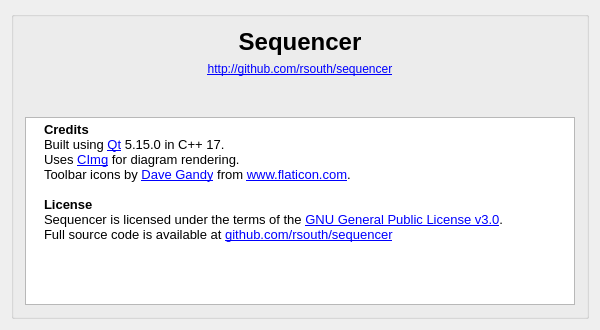
rsouth/sequencer, file Sequencer/AboutDialog.ui: the form before one commit.
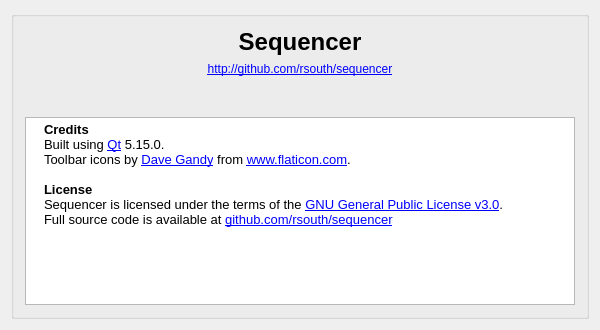
The form after the commit.

Commit message: [SEQ-72] Remove CImg from About dialog

Diff of the .ui file:
```diff
--- a/Sequencer/AboutDialog.ui
+++ b/Sequencer/AboutDialog.ui
@@ -103,8 +103,7 @@
 p, li { white-space: pre-wrap; }
 &lt;/style&gt;&lt;/head&gt;&lt;body style=&quot; font-family:'MS Shell Dlg 2'; font-size:10pt; font-weight:400; font-style:normal;&quot;&gt;
 &lt;p style=&quot; margin-top:0px; margin-bottom:0px; margin-left:14px; margin-right:29px; -qt-block-indent:0; text-indent:0px; background-color:#ffffff;&quot;&gt;&lt;span style=&quot; font-weight:600; background-color:#ffffff;&quot;&gt;Credits&lt;/span&gt;&lt;/p&gt;
-&lt;p style=&quot; margin-top:0px; margin-bottom:0px; margin-left:14px; margin-right:29px; -qt-block-indent:0; text-indent:0px; background-color:#ffffff;&quot;&gt;&lt;span style=&quot; background-color:#ffffff;&quot;&gt;Built using &lt;/span&gt;&lt;a href=&quot;https://www.qt.io/&quot;&gt;&lt;span style=&quot; text-decoration: underline; color:#0000ff;&quot;&gt;Qt&lt;/span&gt;&lt;/a&gt;&lt;span style=&quot; background-color:#ffffff;&quot;&gt; 5.15.0 in C++ 17.&lt;/span&gt;&lt;/p&gt;
-&lt;p style=&quot; margin-top:0px; margin-bottom:0px; margin-left:14px; margin-right:29px; -qt-block-indent:0; text-indent:0px; background-color:#ffffff;&quot;&gt;&lt;span style=&quot; background-color:#ffffff;&quot;&gt;Uses &lt;/span&gt;&lt;a href=&quot;https://cimg.eu/&quot;&gt;&lt;span style=&quot; text-decoration: underline; color:#0000ff;&quot;&gt;CImg&lt;/span&gt;&lt;/a&gt;&lt;span style=&quot; background-color:#ffffff;&quot;&gt; for diagram rendering.&lt;/span&gt;&lt;/p&gt;
+&lt;p style=&quot; margin-top:0px; margin-bottom:0px; margin-left:14px; margin-right:29px; -qt-block-indent:0; text-indent:0px; background-color:#ffffff;&quot;&gt;&lt;span style=&quot; background-color:#ffffff;&quot;&gt;Built using &lt;/span&gt;&lt;a href=&quot;https://www.qt.io/&quot;&gt;&lt;span style=&quot; text-decoration: underline; color:#0000ff;&quot;&gt;Qt&lt;/span&gt;&lt;/a&gt;&lt;span style=&quot; background-color:#ffffff;&quot;&gt; 5.15.0.&lt;/span&gt;&lt;/p&gt;
 &lt;p style=&quot; margin-top:0px; margin-bottom:0px; margin-left:14px; margin-right:29px; -qt-block-indent:0; text-indent:0px; background-color:#ffffff;&quot;&gt;&lt;span style=&quot; background-color:#ffffff;&quot;&gt;Toolbar icons by &lt;/span&gt;&lt;a href=&quot;https://www.flaticon.com/authors/dave-gandy&quot;&gt;&lt;span style=&quot; text-decoration: underline; color:#0000ff;&quot;&gt;Dave Gandy&lt;/span&gt;&lt;/a&gt;&lt;span style=&quot; background-color:#ffffff;&quot;&gt; from &lt;/span&gt;&lt;a href=&quot;https://www.flaticon.com/&quot;&gt;&lt;span style=&quot; text-decoration: underline; color:#0000ff;&quot;&gt;www.flaticon.com&lt;/span&gt;&lt;/a&gt;&lt;span style=&quot; background-color:#ffffff;&quot;&gt;.&lt;/span&gt;&lt;/p&gt;
 &lt;p style=&quot;-qt-paragraph-type:empty; margin-top:0px; margin-bottom:0px; margin-left:14px; margin-right:29px; -qt-block-indent:0; text-indent:0px; background-color:#ffffff;&quot;&gt;&lt;br /&gt;&lt;/p&gt;
 &lt;p style=&quot; margin-top:0px; margin-bottom:0px; margin-left:14px; margin-right:29px; -qt-block-indent:0; text-indent:0px; background-color:#ffffff;&quot;&gt;&lt;span style=&quot; font-weight:600; background-color:#ffffff;&quot;&gt;License&lt;/span&gt;&lt;/p&gt;
```
The commit also changes 1 other file.
